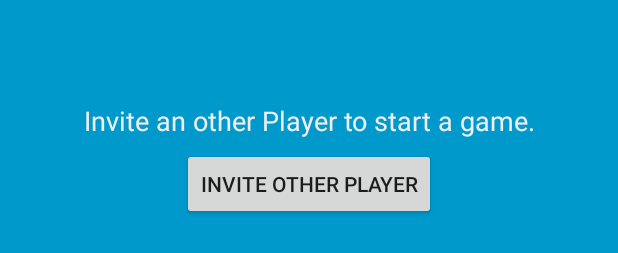
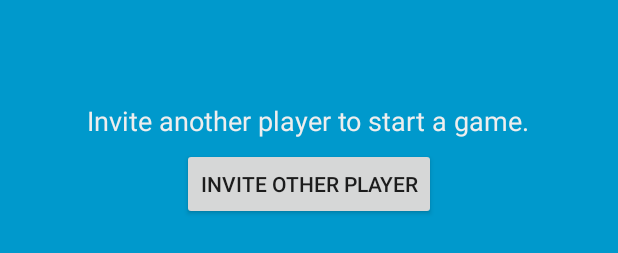
Before and after one commit to ar-marco-polo/marco-polo-android-app, an Android app: the layout activity_game_create.xml on its own in the app's theme, with its tools: preview values and no code run, on a phone screen of 412 x 824 dp. Shown: the part 457-710 px from the top of the screen. Run offline under Robolectric (Android 15) with nearby library versions, the phone set to English and light mode, and no system bars.

Commit message:
Fix typo when creating game and change game name to Marco Polo

```diff
--- a/app/src/main/res/layout/activity_game_create.xml
+++ b/app/src/main/res/layout/activity_game_create.xml
@@ -19,7 +19,7 @@
                 android:textColor="#eee"
                 android:textSize="18dp"
                 android:layout_marginBottom="6dp"
-                android:text="Invite an other Player to start a game."/>
+                android:text="@string/game_create_game_explanation_label"/>
         <Button
                 android:text="Invite other Player"
                 android:layout_width="wrap_content"
```
Also changed, not shown: app/src/main/res/values/strings.xml (+7 -2 lines).
